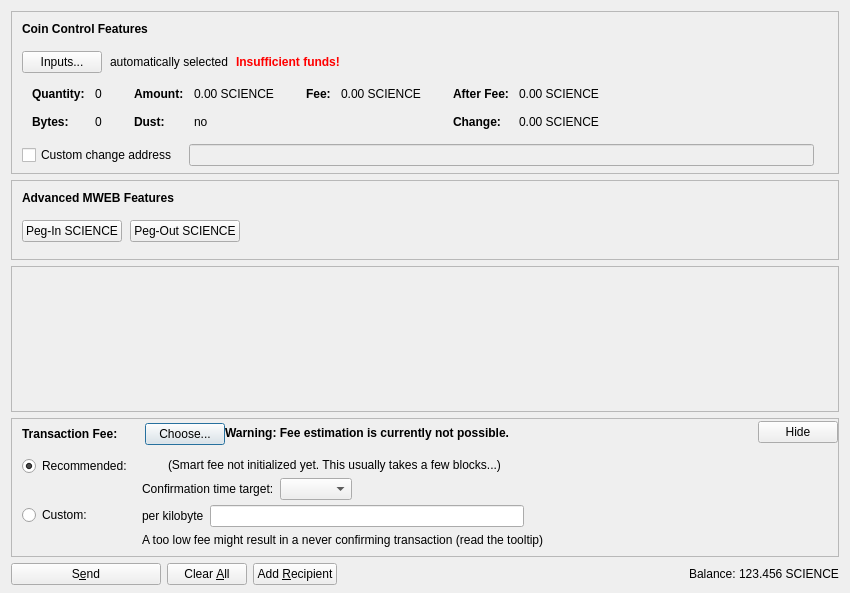
Above: src/qt/forms/sendcoinsdialog.ui from IlumCI/Aperturecoin before the change. Below: the same form after it.
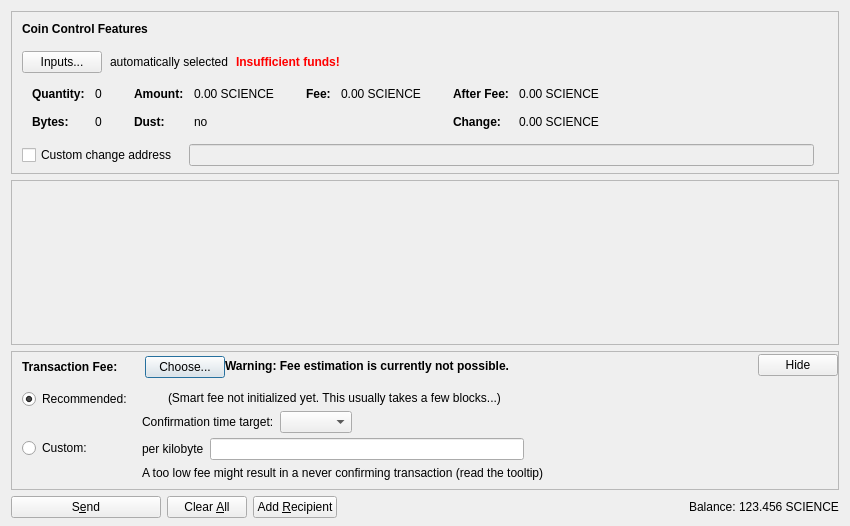
That is the form after the change. Icons and pictures are not drawn. Custom widgets are drawn as their Qt base class.

Commit message: Remove MWEB

The edit to the form file:
```diff
--- a/src/qt/forms/sendcoinsdialog.ui
+++ b/src/qt/forms/sendcoinsdialog.ui
@@ -7,13 +7,13 @@
     <x>0</x>
     <y>0</y>
     <width>850</width>
-    <height>593</height>
+    <height>526</height>
    </rect>
   </property>
   <property name="windowTitle">
    <string>Send Coins</string>
   </property>
-  <layout class="QVBoxLayout" name="verticalLayout" stretch="0,0,1,0,0">
+  <layout class="QVBoxLayout" name="verticalLayout" stretch="0,1,0,0">
    <property name="bottomMargin">
     <number>8</number>
    </property>
@@ -577,155 +577,6 @@
      </layout>
     </widget>
    </item>
-   <item>
-    <widget class="QFrame" name="frameMWEBFeatures">
-     <property name="sizePolicy">
-      <sizepolicy hsizetype="Expanding" vsizetype="Expanding">
-       <horstretch>0</horstretch>
-       <verstretch>0</verstretch>
-      </sizepolicy>
-     </property>
-     <property name="maximumSize">
-      <size>
-       <width>16777215</width>
-       <height>16777215</height>
-      </size>
-     </property>
-     <property name="frameShape">
-      <enum>QFrame::StyledPanel</enum>
-     </property>
-     <property name="frameShadow">
-      <enum>QFrame::Sunken</enum>
-     </property>
-     <layout class="QVBoxLayout" name="verticalLayoutMWEBFeatures2">
-      <property name="spacing">
-       <number>0</number>
-      </property>
-      <property name="leftMargin">
-       <number>0</number>
-      </property>
-      <property name="topMargin">
-       <number>0</number>
-      </property>
-      <property name="rightMargin">
-       <number>0</number>
-      </property>
-      <property name="bottomMargin">
-       <number>6</number>
-      </property>
-      <item>
-       <layout class="QVBoxLayout" name="verticalLayoutMWEBFeatures" stretch="0,0,1">
-        <property name="spacing">
-         <number>0</number>
-        </property>
-        <property name="leftMargin">
-         <number>10</number>
-        </property>
-        <property name="topMargin">
-         <number>10</number>
-        </property>
-        <item>
-         <layout class="QHBoxLayout" name="horizontalLayoutMWEBFeatures1">
-          <property name="bottomMargin">
-           <number>15</number>
-          </property>
-          <item>
-           <widget class="QLabel" name="labelMWEBFeatures">
-            <property name="sizePolicy">
-             <sizepolicy hsizetype="Preferred" vsizetype="Maximum">
-              <horstretch>0</horstretch>
-              <verstretch>0</verstretch>
-             </sizepolicy>
-            </property>
-            <property name="font">
-             <font>
-              <weight>75</weight>
-              <bold>true</bold>
-             </font>
-            </property>
-            <property name="styleSheet">
-             <string notr="true">font-weight:bold;</string>
-            </property>
-            <property name="text">
-             <string>Advanced MWEB Features</string>
-            </property>
-           </widget>
-          </item>
-         </layout>
-        </item>
-        <item>
-         <layout class="QHBoxLayout" name="horizontalLayoutMWEBFeatures2" stretch="0,0,0">
-          <property name="spacing">
-           <number>8</number>
-          </property>
-          <property name="bottomMargin">
-           <number>10</number>
-          </property>
-          <item>
-           <widget class="QPushButton" name="pushButtonMWEBPegIn">
-            <property name="styleSheet">
-             <string notr="true"/>
-            </property>
-            <property name="text">
-             <string>Peg-In SCIENCE</string>
-            </property>
-            <property name="checkable">
-             <bool>true</bool>
-            </property>
-            <property name="autoDefault">
-             <bool>false</bool>
-            </property>
-           </widget>
-          </item>
-          <item>
-           <widget class="QPushButton" name="pushButtonMWEBPegOut">
-            <property name="styleSheet">
-             <string notr="true"/>
-            </property>
-            <property name="text">
-             <string>Peg-Out SCIENCE</string>
-            </property>
-            <property name="checkable">
-             <bool>true</bool>
-            </property>
-            <property name="autoDefault">
-             <bool>false</bool>
-            </property>
-           </widget>
-          </item>
-          <item>
-           <spacer name="horizontalSpacerMWEBFeatures">
-            <property name="orientation">
-             <enum>Qt::Horizontal</enum>
-            </property>
-            <property name="sizeHint" stdset="0">
-             <size>
-              <width>40</width>
-              <height>1</height>
-             </size>
-            </property>
-           </spacer>
-          </item>
-         </layout>
-        </item>
-        <item>
-         <spacer name="verticalSpacerMWEBFeatures">
-          <property name="orientation">
-           <enum>Qt::Vertical</enum>
-          </property>
-          <property name="sizeHint" stdset="0">
-           <size>
-            <width>800</width>
-            <height>1</height>
-           </size>
-          </property>
-         </spacer>
-        </item>
-       </layout>
-      </item>
-     </layout>
-    </widget>
-   </item>
    <item>
     <widget class="QScrollArea" name="scrollArea">
      <property name="widgetResizable">
@@ -737,7 +588,7 @@
         <x>0</x>
         <y>0</y>
         <width>830</width>
-        <height>68</height>
+        <height>104</height>
        </rect>
       </property>
       <layout class="QVBoxLayout" name="verticalLayout_2" stretch="0,1">
```
The commit also changes 438 other files.
